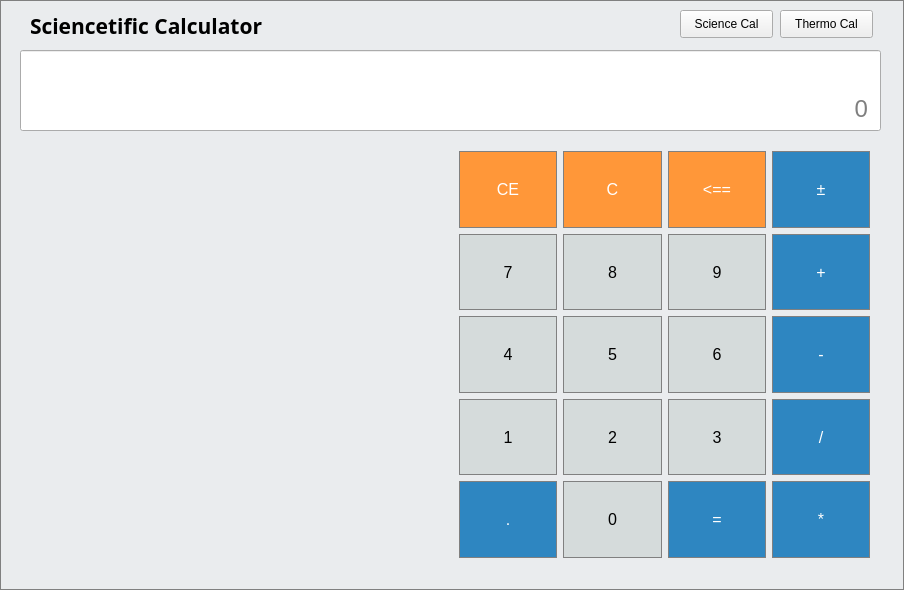
Qt form sciencetific_calculator/calculator.ui (NiwanthaR/Sciencetific_Calculator) before a commit.
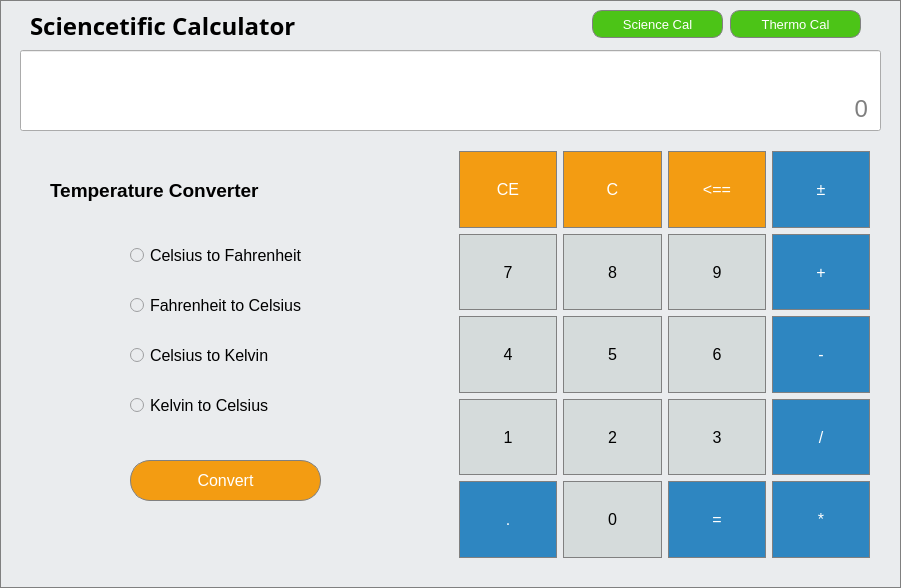
The same form after that commit.

What changed in the file:
```diff
--- a/sciencetific_calculator/calculator.ui
+++ b/sciencetific_calculator/calculator.ui
@@ -6,8 +6,8 @@
    <rect>
     <x>0</x>
     <y>0</y>
-    <width>904</width>
-    <height>590</height>
+    <width>901</width>
+    <height>588</height>
    </rect>
   </property>
   <property name="windowTitle">
@@ -42,36 +42,6 @@
          <property name="leftMargin">
           <number>0</number>
          </property>
-         <item row="3" column="1">
-          <widget class="QPushButton" name="btn_tana">
-           <property name="sizePolicy">
-            <sizepolicy hsizetype="Minimum" vsizetype="MinimumExpanding">
-             <horstretch>0</horstretch>
-             <verstretch>0</verstretch>
-            </sizepolicy>
-           </property>
-           <property name="font">
-            <font>
-             <pointsize>12</pointsize>
-            </font>
-           </property>
-           <property name="styleSheet">
-            <string notr="true">QPushButton {
-  background-color: rgb(195, 155, 211);
-  color: white; 
-  border: 1px solid gray;
-}
-
-QPushButton:pressed {
-    background-color: qlineargradient(x1: 0, y1: 0, x2: 0, y2: 1,
-                                      stop: 0 #D7BDE2, stop: 1 #EBDEF0);
-}</string>
-           </property>
-           <property name="text">
-            <string>Tan A</string>
-           </property>
-          </widget>
-         </item>
          <item row="3" column="3">
           <widget class="QPushButton" name="btn_lnx">
            <property name="sizePolicy">
@@ -125,6 +95,10 @@
 QPushButton:pressed {
     background-color: qlineargradient(x1: 0, y1: 0, x2: 0, y2: 1,
                                       stop: 0 #D7BDE2, stop: 1 #EBDEF0);
+}
+
+QPushButton:hover {
+     background-color: #AF7AC5;
 }</string>
            </property>
            <property name="text">
@@ -185,6 +159,10 @@
 QPushButton:pressed {
     background-color: qlineargradient(x1: 0, y1: 0, x2: 0, y2: 1,
                                       stop: 0 #D7BDE2, stop: 1 #EBDEF0);
+}
+
+QPushButton:hover {
+     background-color: #AF7AC5;
 }</string>
            </property>
            <property name="text">
@@ -215,6 +193,10 @@
 QPushButton:pressed {
     background-color: qlineargradient(x1: 0, y1: 0, x2: 0, y2: 1,
                                       stop: 0 #D7BDE2, stop: 1 #EBDEF0);
+}
+
+QPushButton:hover {
+     background-color: #AF7AC5;
 }</string>
            </property>
            <property name="text">
@@ -245,6 +227,10 @@
 QPushButton:pressed {
     background-color: qlineargradient(x1: 0, y1: 0, x2: 0, y2: 1,
                                       stop: 0 #D7BDE2, stop: 1 #EBDEF0);
+}
+
+QPushButton:hover {
+     background-color: #AF7AC5;
 }</string>
            </property>
            <property name="text">
@@ -278,7 +264,41 @@
 }</string>
            </property>
            <property name="text">
-            <string>Exp</string>
+            <string>%</string>
+           </property>
+          </widget>
+         </item>
+         <item row="2" column="1">
+          <widget class="QPushButton" name="btn_cosa">
+           <property name="sizePolicy">
+            <sizepolicy hsizetype="Minimum" vsizetype="MinimumExpanding">
+             <horstretch>0</horstretch>
+             <verstretch>0</verstretch>
+            </sizepolicy>
+           </property>
+           <property name="font">
+            <font>
+             <pointsize>12</pointsize>
+            </font>
+           </property>
+           <property name="styleSheet">
+            <string notr="true">QPushButton {
+  background-color: rgb(195, 155, 211);
+  color: white; 
+  border: 1px solid gray;
+}
+
+QPushButton:pressed {
+    background-color: qlineargradient(x1: 0, y1: 0, x2: 0, y2: 1,
+                                      stop: 0 #D7BDE2, stop: 1 #EBDEF0);
+}
+
+QPushButton:hover {
+     background-color: #AF7AC5;
+}</string>
+           </property>
+           <property name="text">
+            <string>Cos A</string>
            </property>
           </widget>
          </item>
@@ -335,6 +355,10 @@
 QPushButton:pressed {
     background-color: qlineargradient(x1: 0, y1: 0, x2: 0, y2: 1,
                                       stop: 0 #D7BDE2, stop: 1 #EBDEF0);
+}
+
+QPushButton:hover {
+     background-color: #AF7AC5;
 }</string>
            </property>
            <property name="text">
@@ -342,96 +366,6 @@
            </property>
           </widget>
          </item>
-         <item row="2" column="1">
-          <widget class="QPushButton" name="btn_cosa">
-           <property name="sizePolicy">
-            <sizepolicy hsizetype="Minimum" vsizetype="MinimumExpanding">
-             <horstretch>0</horstretch>
-             <verstretch>0</verstretch>
-            </sizepolicy>
-           </property>
-           <property name="font">
-            <font>
-             <pointsize>12</pointsize>
-            </font>
-           </property>
-           <property name="styleSheet">
-            <string notr="true">QPushButton {
-  background-color: rgb(195, 155, 211);
-  color: white; 
-  border: 1px solid gray;
-}
-
-QPushButton:pressed {
-    background-color: qlineargradient(x1: 0, y1: 0, x2: 0, y2: 1,
-                                      stop: 0 #D7BDE2, stop: 1 #EBDEF0);
-}</string>
-           </property>
-           <property name="text">
-            <string>Cos A</string>
-           </property>
-          </widget>
-         </item>
-         <item row="2" column="0">
-          <widget class="QPushButton" name="btn_cos">
-           <property name="sizePolicy">
-            <sizepolicy hsizetype="Minimum" vsizetype="MinimumExpanding">
-             <horstretch>0</horstretch>
-             <verstretch>0</verstretch>
-            </sizepolicy>
-           </property>
-           <property name="font">
-            <font>
-             <pointsize>12</pointsize>
-            </font>
-           </property>
-           <property name="styleSheet">
-            <string notr="true">QPushButton {
-  background-color: rgb(195, 155, 211);
-  color: white; 
-  border: 1px solid gray;
-}
-
-QPushButton:pressed {
-    background-color: qlineargradient(x1: 0, y1: 0, x2: 0, y2: 1,
-                                      stop: 0 #D7BDE2, stop: 1 #EBDEF0);
-}</string>
-           </property>
-           <property name="text">
-            <string>Cos</string>
-           </property>
-          </widget>
-         </item>
-         <item row="1" column="3">
-          <widget class="QPushButton" name="btn_pow3">
-           <property name="sizePolicy">
-            <sizepolicy hsizetype="Minimum" vsizetype="MinimumExpanding">
-             <horstretch>0</horstretch>
-             <verstretch>0</verstretch>
-            </sizepolicy>
-           </property>
-           <property name="font">
-            <font>
-             <pointsize>12</pointsize>
-            </font>
-           </property>
-           <property name="styleSheet">
-            <string notr="true">QPushButton {
-  background-color: rgb(195, 155, 211);
-  color: white; 
-  border: 1px solid gray;
-}
-
-QPushButton:pressed {
-    background-color: qlineargradient(x1: 0, y1: 0, x2: 0, y2: 1,
-                                      stop: 0 #D7BDE2, stop: 1 #EBDEF0);
-}</string>
-           </property>
-           <property name="text">
-            <string>X^3</string>
-           </property>
-          </widget>
-         </item>
          <item row="1" column="2">
           <widget class="QPushButton" name="btn_pow">
            <property name="sizePolicy">
@@ -455,6 +389,10 @@
 QPushButton:pressed {
     background-color: qlineargradient(x1: 0, y1: 0, x2: 0, y2: 1,
                                       stop: 0 #D7BDE2, stop: 1 #EBDEF0);
+}
+
+QPushButton:hover {
+     background-color: #AF7AC5;
 }</string>
            </property>
            <property name="text">
@@ -485,6 +423,10 @@
 QPushButton:pressed {
     background-color: qlineargradient(x1: 0, y1: 0, x2: 0, y2: 1,
                                       stop: 0 #D7BDE2, stop: 1 #EBDEF0);
+}
+
+QPushButton:hover {
+     background-color: #AF7AC5;
 }</string>
            </property>
            <property name="text">
@@ -575,6 +517,10 @@
 QPushButton:pressed {
     background-color: qlineargradient(x1: 0, y1: 0, x2: 0, y2: 1,
                                       stop: 0 #D7BDE2, stop: 1 #EBDEF0);
+}
+
+QPushButton:hover {
+     background-color: #AF7AC5;
 }</string>
            </property>
            <property name="text">
@@ -582,36 +528,6 @@
            </property>
           </widget>
          </item>
-         <item row="0" column="1">
-          <widget class="QPushButton" name="btn_log">
-           <property name="sizePolicy">
-            <sizepolicy hsizetype="Minimum" vsizetype="MinimumExpanding">
-             <horstretch>0</horstretch>
-             <verstretch>0</verstretch>
-            </sizepolicy>
-           </property>
-           <property name="font">
-            <font>
-             <pointsize>12</pointsize>
-            </font>
-           </property>
-           <property name="styleSheet">
-            <string notr="true">QPushButton {
-  background-color: rgb(195, 155, 211);
-  color: white; 
-  border: 1px solid gray;
-}
-
-QPushButton:pressed {
-    background-color: qlineargradient(x1: 0, y1: 0, x2: 0, y2: 1,
-                                      stop: 0 #D7BDE2, stop: 1 #EBDEF0);
-}</string>
-           </property>
-           <property name="text">
-            <string>Log</string>
-           </property>
-          </widget>
-         </item>
          <item row="0" column="0">
           <widget class="QPushButton" name="btn_pi">
            <property name="sizePolicy">
@@ -635,6 +551,10 @@
 QPushButton:pressed {
     background-color: qlineargradient(x1: 0, y1: 0, x2: 0, y2: 1,
                                       stop: 0 #D7BDE2, stop: 1 #EBDEF0);
+}
+
+QPushButton:hover {
+     background-color: #AF7AC5;
 }</string>
            </property>
            <property name="text">
@@ -642,6 +562,40 @@
            </property>
           </widget>
          </item>
+         <item row="0" column="1">
+          <widget class="QPushButton" name="btn_log">
+           <property name="sizePolicy">
+            <sizepolicy hsizetype="Minimum" vsizetype="MinimumExpanding">
+             <horstretch>0</horstretch>
+             <verstretch>0</verstretch>
+            </sizepolicy>
+           </property>
+           <property name="font">
+            <font>
+             <pointsize>12</pointsize>
+            </font>
+           </property>
+           <property name="styleSheet">
+            <string notr="true">QPushButton {
+  background-color: rgb(195, 155, 211);
+  color: white; 
+  border: 1px solid gray;
+}
+
+QPushButton:pressed {
+    background-color: qlineargradient(x1: 0, y1: 0, x2: 0, y2: 1,
+                                      stop: 0 #D7BDE2, stop: 1 #EBDEF0);
+}
+
+QPushButton:hover {
+     background-color: #AF7AC5;
+}</string>
+           </property>
+           <property name="text">
+            <string>Log</string>
+           </property>
+          </widget>
+         </item>
         </layout>
        </item>
       </layout>
@@ -687,7 +641,7 @@
            </property>
            <property name="styleSheet">
             <string notr="true">QPushButton {
-  background-color: rgb(255, 151, 57);
+  background-color: rgb(243, 156, 18);
   color: white; 
   border: 1px solid gray;
 }
@@ -695,6 +649,10 @@
 QPushButton:pressed {
     background-color: qlineargradient(x1: 0, y1: 0, x2: 0, y2: 1,
                                       stop: 0 #FF7832, stop: 1 #FF9739);
+}
+
+QPushButton:hover {
+     background-color: #D68910;
 }</string>
            </property>
            <property name="text">
@@ -747,7 +705,7 @@
            </property>
            <property name="styleSheet">
             <string notr="true">QPushButton {
-  background-color: rgb(255, 151, 57);
+  background-color: rgb(243, 156, 18);
   color: white; 
   border: 1px solid gray;
 }
@@ -755,6 +713,10 @@
 QPushButton:pressed {
     background-color: qlineargradient(x1: 0, y1: 0, x2: 0, y2: 1,
                                       stop: 0 #FF7832, stop: 1 #FF9739);
+}
+
+QPushButton:hover {
+     background-color: #D68910;
 }</string>
            </property>
            <property name="text">
@@ -777,7 +739,7 @@
            </property>
            <property name="styleSheet">
             <string notr="true">QPushButton {
-  background-color: rgb(255, 151, 57);
+  background-color: rgb(243, 156, 18);
   color: white; 
   border: 1px solid gray;
 }
@@ -785,6 +747,10 @@
 QPushButton:pressed {
     background-color: qlineargradient(x1: 0, y1: 0, x2: 0, y2: 1,
                                       stop: 0 #FF7832, stop: 1 #FF9739);
+}
+
+QPushButton:hover {
+     background-color: #D68910;
 }</string>
            </property>
            <property name="text">
@@ -1334,14 +1300,14 @@
      <rect>
       <x>30</x>
       <y>10</y>
-      <width>301</width>
+      <width>431</width>
       <height>31</height>
      </rect>
     </property>
     <property name="font">
      <font>
-      <family>Papyrus</family>
-      <pointsize>16</pointsize>
+      <family>Rockwell Extra Bold</family>
+      <pointsize>18</pointsize>
       <weight>75</weight>
       <bold>true</bold>
      </font>
@@ -1351,6 +1317,9 @@
     </property>
    </widget>
    <widget class="QWidget" name="widget_thermo" native="true">
+    <property name="enabled">
+     <bool>true</bool>
+    </property>
     <property name="geometry">
      <rect>
       <x>20</x>
@@ -1368,16 +1337,169 @@
   
 }</string>
     </property>
+    <widget class="QRadioButton" name="radio_ctof">
+     <property name="geometry">
+      <rect>
+       <x>110</x>
+       <y>100</y>
+       <width>221</width>
+       <height>31</height>
+      </rect>
+     </property>
+     <property name="font">
+      <font>
+       <pointsize>12</pointsize>
+      </font>
+     </property>
+     <property name="text">
+      <string>Celsius to Fahrenheit</string>
+     </property>
+    </widget>
+    <widget class="QRadioButton" name="radio_ftoc">
+     <property name="geometry">
+      <rect>
+       <x>110</x>
+       <y>150</y>
+       <width>221</width>
+       <height>31</height>
+      </rect>
+     </property>
+     <property name="font">
+      <font>
+       <pointsize>12</pointsize>
+      </font>
+     </property>
+     <property name="text">
+      <string>Fahrenheit to Celsius</string>
+     </property>
+    </widget>
+    <widget class="QRadioButton" name="radio_ctok">
+     <property name="geometry">
+      <rect>
+       <x>110</x>
+       <y>200</y>
+       <width>221</width>
+       <height>31</height>
+      </rect>
+     </property>
+     <property name="font">
+      <font>
+       <pointsize>12</pointsize>
+      </font>
+     </property>
+     <property name="text">
+      <string>Celsius to Kelvin</string>
+     </property>
+    </widget>
+    <widget class="QRadioButton" name="radioktoc">
+     <property name="geometry">
+      <rect>
+       <x>110</x>
+       <y>250</y>
+       <width>221</width>
+       <height>31</height>
+      </rect>
+     </property>
+     <property name="font">
+      <font>
+       <pointsize>12</pointsize>
+      </font>
+     </property>
+     <property name="text">
+      <string>Kelvin to Celsius</string>
+     </property>
+    </widget>
+    <widget class="QLabel" name="label_2">
+     <property name="geometry">
+      <rect>
+       <x>30</x>
+       <y>30</y>
+       <width>331</width>
+       <height>41</height>
+      </rect>
+     </property>
+     <property name="font">
+      <font>
+       <pointsize>14</pointsize>
+       <weight>75</weight>
+       <bold>true</bold>
+      </font>
+     </property>
+     <property name="text">
+      <string>Temperature Converter</string>
+     </property>
+    </widget>
+    <widget class="QPushButton" name="btn_converte">
+     <property name="geometry">
+      <rect>
+       <x>110</x>
+       <y>320</y>
+       <width>191</width>
+       <height>41</height>
+      </rect>
+     </property>
+     <property name="font">
+      <font>
+       <pointsize>12</pointsize>
+       <weight>50</weight>
+       <bold>false</bold>
+      </font>
+     </property>
+     <property name="styleSheet">
+      <string notr="true">QPushButton {
+  background-color: rgb(243, 156, 18);
+  color: white; 
+  border: 1px solid gray;
+  border-radius: 20px;
+}
+
+QPushButton:pressed {
+    background-color: qlineargradient(x1: 0, y1: 0, x2: 0, y2: 1,
+                                      stop: 0 #FF7832, stop: 1 #FF9739);
+}
+
+QPushButton:hover {
+     background-color: #D68910;
+}</string>
+     </property>
+     <property name="text">
+      <string>Convert</string>
+     </property>
+    </widget>
    </widget>
    <widget class="QPushButton" name="btn_g_thermo">
     <property name="geometry">
      <rect>
-      <x>780</x>
+      <x>730</x>
       <y>10</y>
-      <width>93</width>
+      <width>131</width>
       <height>28</height>
      </rect>
     </property>
+    <property name="font">
+     <font>
+      <pointsize>10</pointsize>
+      <weight>50</weight>
+      <bold>false</bold>
+     </font>
+    </property>
+    <property name="styleSheet">
+     <string notr="true">QPushButton {
+  background-color:#4CC417;
+  color: white; 
+  border: 1px solid gray;
+ border-radius: 10px;
+}
+
+QPushButton:pressed {
+    background-color: qlineargradient(x1: 0, y1: 0, x2: 0, y2: 1,
+                                      stop: 0 #3498DB, stop: 1 #5DADE2);
+}
+
+QPushButton:hover {
+     background-color: #52D017;
+}</string>
+    </property>
     <property name="text">
      <string>Thermo Cal</string>
     </property>
@@ -1385,12 +1507,36 @@
    <widget class="QPushButton" name="btn_go_cal">
     <property name="geometry">
      <rect>
-      <x>680</x>
+      <x>592</x>
       <y>10</y>
-      <width>93</width>
+      <width>131</width>
       <height>28</height>
      </rect>
     </property>
+    <property name="font">
+     <font>
+      <pointsize>10</pointsize>
+      <weight>50</weight>
+      <bold>false</bold>
+     </font>
+    </property>
+    <property name="styleSheet">
+     <string notr="true">QPushButton {
+  background-color:#4CC417;
+  color: white; 
+  border: 1px solid gray;
+ border-radius: 10px;
+}
+
+QPushButton:pressed {
+    background-color: qlineargradient(x1: 0, y1: 0, x2: 0, y2: 1,
+                                      stop: 0 #3498DB, stop: 1 #5DADE2);
+}
+
+QPushButton:hover {
+     background-color: #52D017;
+}</string>
+    </property>
     <property name="text">
      <string>Science Cal</string>
     </property>
```
Left out of the diff: 264 changed lines with no effect on the pictures.
